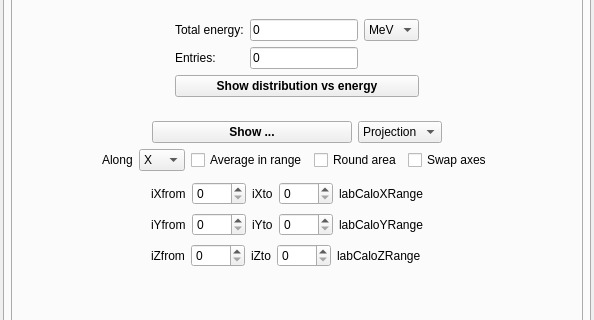
This is ants3bundle/src/ants3/gui/particleSim/aparticlesimwin.ui in andrmor/ANTS3bundle as Qt 5 draws it before an edit; both pictures show x 0 to 594 and y 257 to 577 of the 594 by 767 pixel window. The edited form follows.
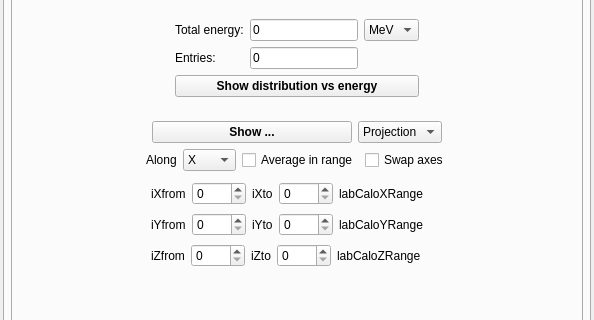
This is the edited form. Icons and pictures are not drawn.

```diff
--- a/ants3bundle/src/ants3/gui/particleSim/aparticlesimwin.ui
+++ b/ants3bundle/src/ants3/gui/particleSim/aparticlesimwin.ui
@@ -4572,6 +4572,11 @@
                      <string>YZ</string>
                     </property>
                    </item>
+                   <item>
+                    <property name="text">
+                     <string>XYZ</string>
+                    </property>
+                   </item>
                   </widget>
                  </item>
                  <item>
@@ -4581,13 +4586,6 @@
                    </property>
                   </widget>
                  </item>
-                 <item>
-                  <widget class="QCheckBox" name="cbCaloRound">
-                   <property name="text">
-                    <string>Round area</string>
-                   </property>
-                  </widget>
-                 </item>
                  <item>
                   <widget class="QCheckBox" name="cbCalorimeterSwapAxes">
                    <property name="text">
```
